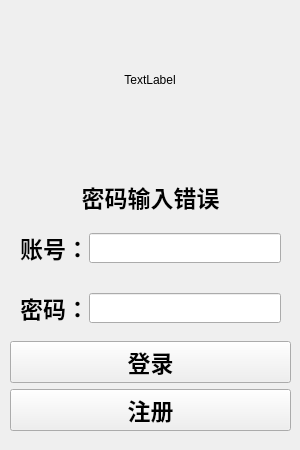
The window that widget.ui (ztcode9547/ChatRoomClient) describes before a commit, drawn with Qt 5.
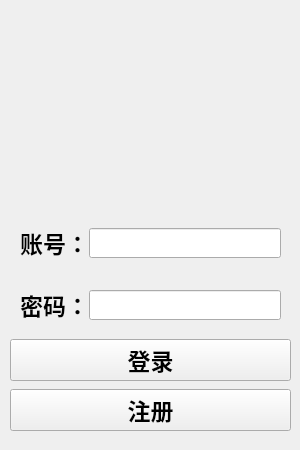
The same window after the commit. Icons and pictures are not drawn.

The edit to the form file:
```diff
--- a/widget.ui
+++ b/widget.ui
@@ -22,14 +22,17 @@
      <height>140</height>
     </rect>
    </property>
+   <property name="styleSheet">
+    <string notr="true">border-image: url(:/image/image/123.png);</string>
+   </property>
    <property name="text">
-    <string>TextLabel</string>
+    <string/>
    </property>
    <property name="alignment">
     <set>Qt::AlignCenter</set>
    </property>
   </widget>
-  <widget class="QWidget" name="">
+  <widget class="QWidget" name="layoutWidget">
    <property name="geometry">
     <rect>
      <x>0</x>
@@ -87,7 +90,7 @@
        </font>
       </property>
       <property name="text">
-       <string>密码输入错误</string>
+       <string/>
       </property>
       <property name="alignment">
        <set>Qt::AlignCenter</set>
```
